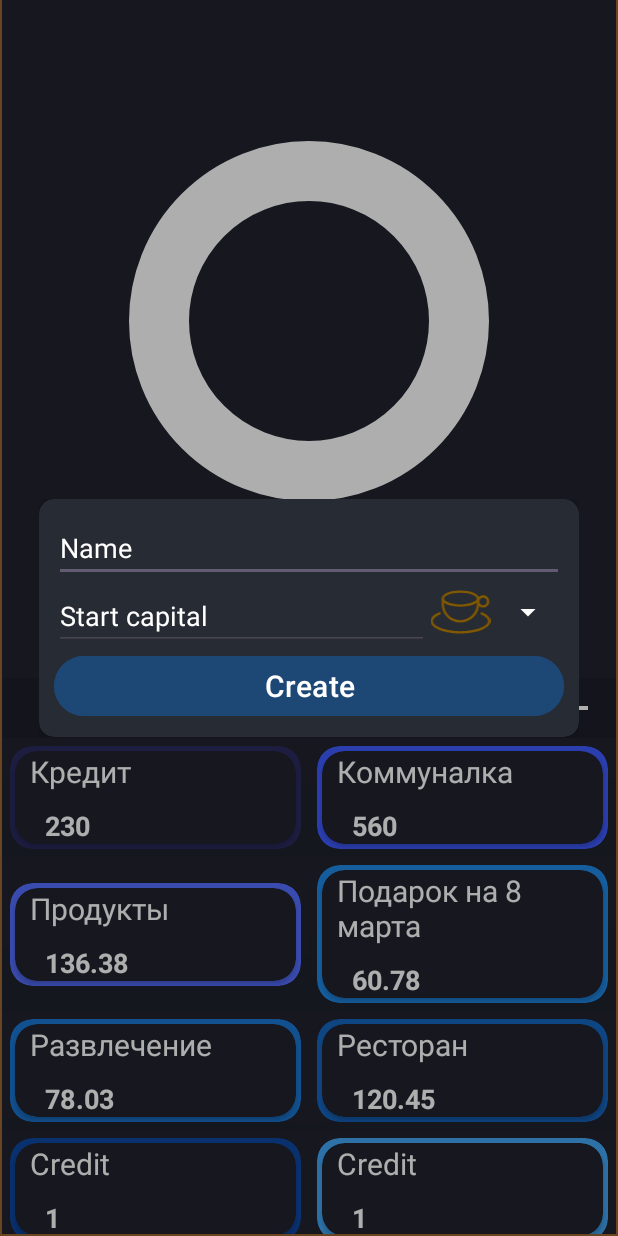
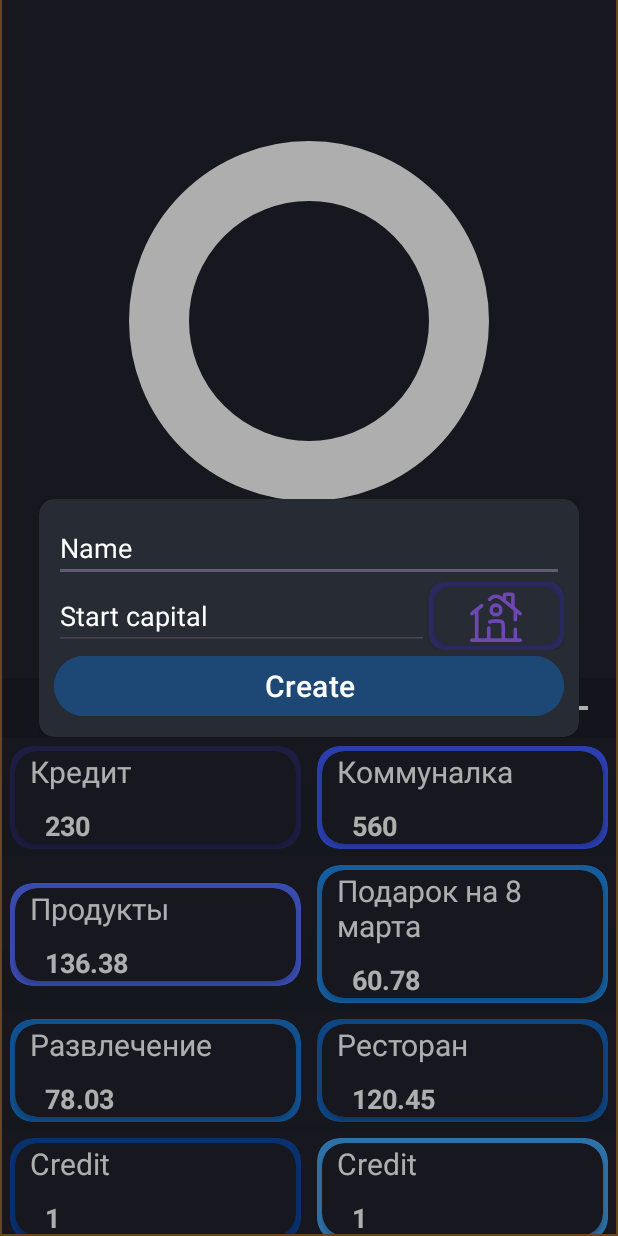
Before and after one commit to Artsav23/ControlMoney, an Android app: the screen it shows after launch (MainActivity), after a tap on an icon or button, on a phone screen of 412 x 824 dp. Run offline under Robolectric (Android 15) with nearby library versions, the phone set to English and light mode, and no system bars.

Commit message:
delete spinner; start created style dialog for items

```diff
--- a/app/src/main/java/com/example/controlmoney/StatisticFragmentsAdapter.kt
+++ b/app/src/main/java/com/example/controlmoney/AdapterForResultsFragmentRecycleView.kt
@@ -7,7 +7,7 @@ import android.view.ViewGroup
 import androidx.recyclerview.widget.RecyclerView
 import com.example.controlmoney.databinding.ItemActivityFinanceBinding
 
-class StatisticFragmentsAdapter: RecyclerView.Adapter<StatisticFragmentsAdapter.ViewHolder>() {
+class AdapterForResultsFragmentRecycleView: RecyclerView.Adapter<AdapterForResultsFragmentRecycleView.ViewHolder>() {
 
     private val listColors = listOf<Int>(
         Color.parseColor("#2A2A5F"),
--- a/app/src/main/java/com/example/controlmoney/AddDialog.kt
+++ b/app/src/main/java/com/example/controlmoney/AddDialog.kt
@@ -17,27 +17,25 @@ class AddDialog(context: Context) : Dialog(context) {
 
     private lateinit var binding: DialogAddBinding
     private lateinit var callBack: DialogCallBack
-    private val images = listOf(
-        R.drawable.cafe,
-        R.drawable.car,
-        R.drawable.cinema,
-        R.drawable.circus,
-        R.drawable.delivery,
-        R.drawable.gym,
-        R.drawable.home,
-        R.drawable.museum
-    )
+
     override fun onCreate(savedInstanceState: Bundle?) {
         super.onCreate(savedInstanceState)
         binding = DialogAddBinding.inflate(layoutInflater)
         setContentView(binding.root)
 
+        changeStyleItem()
+        createItem()
+    }
 
-        binding.spinner.adapter = SpinnerAdapter(context, images)
-        binding.spinner.dropDownWidth = 150
+    private fun changeStyleItem() {
+        binding.cardStyleView.setOnClickListener {
+            val styleDialog = SelectStyleDialog(context)
+            styleDialog.create()
+            styleDialog.show()
+        }
+    }
 
-
-
+    private fun createItem() {
         binding.button.setOnClickListener {
             if (binding.nameEditText.text.isNullOrEmpty())
                 Toast.makeText(context, "Write name.", Toast.LENGTH_SHORT).show()
--- a/app/src/main/java/com/example/controlmoney/BalanceView.kt
+++ b/app/src/main/java/com/example/controlmoney/BalanceView.kt
@@ -93,7 +93,7 @@ class BalanceView(context: Context, attributeSet: AttributeSet) : View(context,
         }
     }
 
-    fun addList(list: MutableList<StatisticFragmentsAdapter.InformationAboutFinance>) {
+    fun addList(list: MutableList<AdapterForResultsFragmentRecycleView.InformationAboutFinance>) {
         financeList.clear()
         list.forEach {
             financeList.add(FinanceParameters(it.amount, it.color))
--- /dev/null
+++ b/app/src/main/java/com/example/controlmoney/RecycleViewsForSelectStyleDialog/OnClickListenerItem.kt
@@ -0,0 +1,5 @@
+package com.example.controlmoney.RecycleViewsForSelectStyleDialog
+
+interface OnClickListenerItem {
+        fun clickItem(position: Int)
+}
--- a/app/src/main/java/com/example/controlmoney/SpinnerAdapter.kt
+++ /dev/null
@@ -1,26 +0,0 @@
-package com.example.controlmoney
-
-import android.content.Context
-import android.view.LayoutInflater
-import android.view.View
-import android.view.ViewGroup
-import android.widget.ArrayAdapter
-import android.widget.ImageView
-import androidx.appcompat.content.res.AppCompatResources
-
-
-class SpinnerAdapter(context: Context, private val images: List<Int>): ArrayAdapter<Int>(context, R.layout.item_spinner, images) {
-    override fun getView(position: Int, convertView: View?, parent: ViewGroup): View {
-        val inflater = context.getSystemService(Context.LAYOUT_INFLATER_SERVICE) as LayoutInflater
-        val view = inflater.inflate(R.layout.item_spinner, parent, false)
-        val imageView = view.findViewById<ImageView>(R.id.imageView2)
-        imageView.setImageDrawable(AppCompatResources.getDrawable(context, images[position]))
-
-        return view
-    }
-
-    override fun getDropDownView(position: Int, convertView: View?, parent: ViewGroup): View {
-        return getView(position, convertView, parent)
-    }
-
-}
--- a/app/src/main/java/com/example/controlmoney/StatisticFragment.kt
+++ b/app/src/main/java/com/example/controlmoney/StatisticFragment.kt
@@ -15,7 +15,7 @@ import com.example.controlmoney.databinding.FragmentStatisticBinding
 class StatisticFragment : Fragment(), AddDialog.DialogCallBack {
 
     private lateinit var binding: FragmentStatisticBinding
-    private val adapter = StatisticFragmentsAdapter()
+    private val adapter = AdapterForResultsFragmentRecycleView()
 
 
     override fun onCreateView(inflater: LayoutInflater, container: ViewGroup?, savedInstanceState: Bundle?): View? {
--- a/app/src/main/res/layout/dialog_add.xml
+++ b/app/src/main/res/layout/dialog_add.xml
@@ -47,11 +47,31 @@
                     android:textColor="@color/white"
                     android:textColorHint="@color/white" />
 
-                <Spinner
-                    android:id="@+id/spinner"
+                <androidx.cardview.widget.CardView
+                    android:id="@+id/cardStyleView"
                     android:layout_width="match_parent"
-                    android:layout_height="wrap_content"
-                    android:backgroundTint="@color/white" />
+                    android:layout_height="match_parent"
+                    app:cardBackgroundColor="#2A2A5F"
+                    app:cardCornerRadius="10dp">
+
+                    <androidx.cardview.widget.CardView
+                        android:layout_width="match_parent"
+                        android:layout_height="wrap_content"
+                        android:layout_margin="3dp"
+                        app:cardBackgroundColor="#272B33"
+                        app:cardCornerRadius="10dp">
+
+                        <ImageView
+                            android:id="@+id/imageView3"
+                            android:layout_width="wrap_content"
+                            android:layout_height="wrap_content"
+                            android:layout_gravity="center"
+                            android:layout_weight="1"
+                            android:src="@drawable/home" />
+                    </androidx.cardview.widget.CardView>
+
+                </androidx.cardview.widget.CardView>
+
             </LinearLayout>
 
             <Button
--- a/app/src/main/res/layout/item_spinner.xml
+++ /dev/null
@@ -1,17 +0,0 @@
-<?xml version="1.0" encoding="utf-8"?>
-<androidx.constraintlayout.widget.ConstraintLayout xmlns:android="http://schemas.android.com/apk/res/android"
-    xmlns:app="http://schemas.android.com/apk/res-auto"
-    xmlns:tools="http://schemas.android.com/tools"
-    android:layout_width="match_parent"
-    android:layout_height="wrap_content"
-    android:background="#272B33">
-
-    <ImageView
-        android:id="@+id/imageView2"
-        android:layout_width="0dp"
-        android:layout_height="wrap_content"
-        app:layout_constraintEnd_toEndOf="parent"
-        app:layout_constraintStart_toStartOf="parent"
-        app:layout_constraintTop_toTopOf="parent"
-        app:srcCompat="@drawable/cafe" />
-</androidx.constraintlayout.widget.ConstraintLayout>
```
Also changed, not shown: app/src/main/java/com/example/controlmoney/RecycleViewsForSelectStyleDialog/ColorsAdapter.kt (added, +75 -0 lines), app/src/main/java/com/example/controlmoney/RecycleViewsForSelectStyleDialog/IconsAdapter.kt (added, +67 -0 lines), app/src/main/java/com/example/controlmoney/SelectStyleDialog.kt (added, +28 -0 lines), app/src/main/res/layout/dialog_select_style.xml (added, +37 -0 lines), app/src/main/res/layout/item_recycle_view_colors.xml (added, +29 -0 lines), app/src/main/res/layout/item_recycle_view_icons.xml (added, +29 -0 lines).
